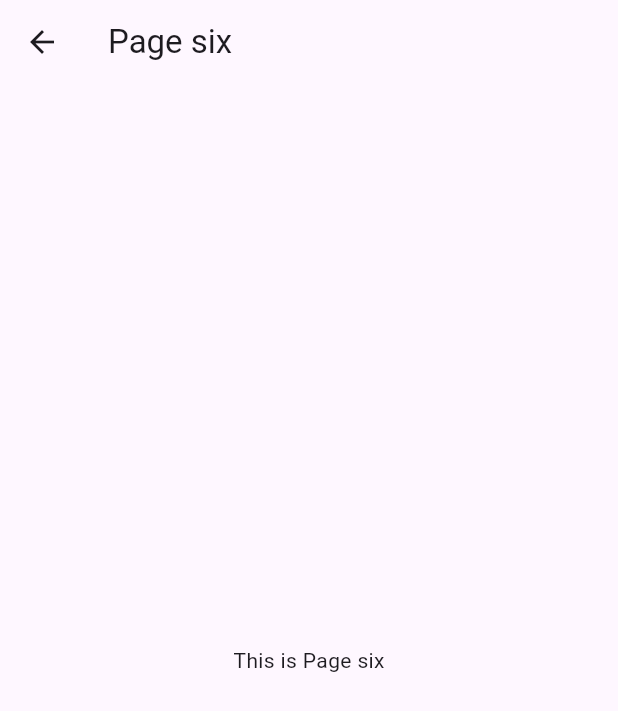
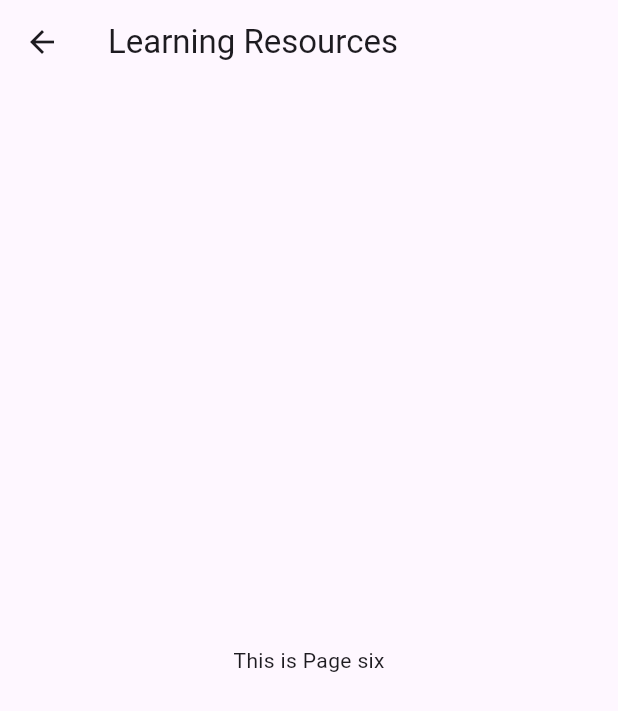
Before and after one commit to tejas-bhandigare/personal_portfolio_application, a Flutter app: the PageSix screen opened directly, on a phone screen of 412 x 824 dp. Shown: the top 711 px of the screen. Run offline on Flutter 3.47's test engine with Material 3 defaults, Android fonts, the phone set to English and light mode, and no system bars.

Commit message:
second commit

```diff
--- a/lib/main.dart
+++ b/lib/main.dart
@@ -10,6 +10,7 @@ class rowsandcolumn extends StatelessWidget {
   @override
   Widget build(BuildContext context) {
     return MaterialApp(
+
      title: "Personal portfolio",
 
       home: HomePage(),
--- a/lib/page_five.dart
+++ b/lib/page_five.dart
@@ -5,7 +5,7 @@ class PageFive extends StatelessWidget {
   Widget build(BuildContext context) {
     return Scaffold(
       appBar: AppBar(
-        title: Text('Page five'),
+        title: Text('Contacts'),
       ),
       body: Center(
         child: Text('This is Page five'),
--- a/lib/page_four.dart
+++ b/lib/page_four.dart
@@ -5,7 +5,7 @@ class PageFour extends StatelessWidget {
   Widget build(BuildContext context) {
     return Scaffold(
       appBar: AppBar(
-        title: Text('Page Four'),
+        title: Text('Projects'),
       ),
       body: Center(
         child: Text('This is Page Four'),
--- a/lib/page_six.dart
+++ b/lib/page_six.dart
@@ -5,7 +5,7 @@ class PageSix extends StatelessWidget {
   Widget build(BuildContext context) {
     return Scaffold(
       appBar: AppBar(
-        title: Text('Page six'),
+        title: Text('Learning Resources'),
       ),
       body: Center(
         child: Text('This is Page six'),
--- a/lib/page_three.dart
+++ b/lib/page_three.dart
@@ -5,7 +5,7 @@ class PageThree extends StatelessWidget {
   Widget build(BuildContext context) {
     return Scaffold(
       appBar: AppBar(
-        title: Text('Page Three'),
+        title: Text('skills'),
       ),
       body: Center(
         child: Text('This is Page Three'),
--- a/lib/page_two.dart
+++ b/lib/page_two.dart
@@ -5,7 +5,7 @@ class PageTwo extends StatelessWidget {
   Widget build(BuildContext context) {
     return Scaffold(
       appBar: AppBar(
-        title: Text('Page Two'),
+        title: Text('Educcation'),
       ),
       body: Center(
         child: Text('This is Page Two'),
--- a/pubspec.yaml
+++ b/pubspec.yaml
@@ -68,7 +68,6 @@ flutter:
     - assets/icons/man.png
     - assets/icons/school (1).png
     - assets/icons/skill.png
-    - assets.icons/vocational.png
     - assets/icons/certificate.png
     - assets/icons/resources.png
 
```
Also changed, not shown: lib/home_page.dart (+4 -3 lines), assets/icons/vocational.png (deleted), 1 other file.
